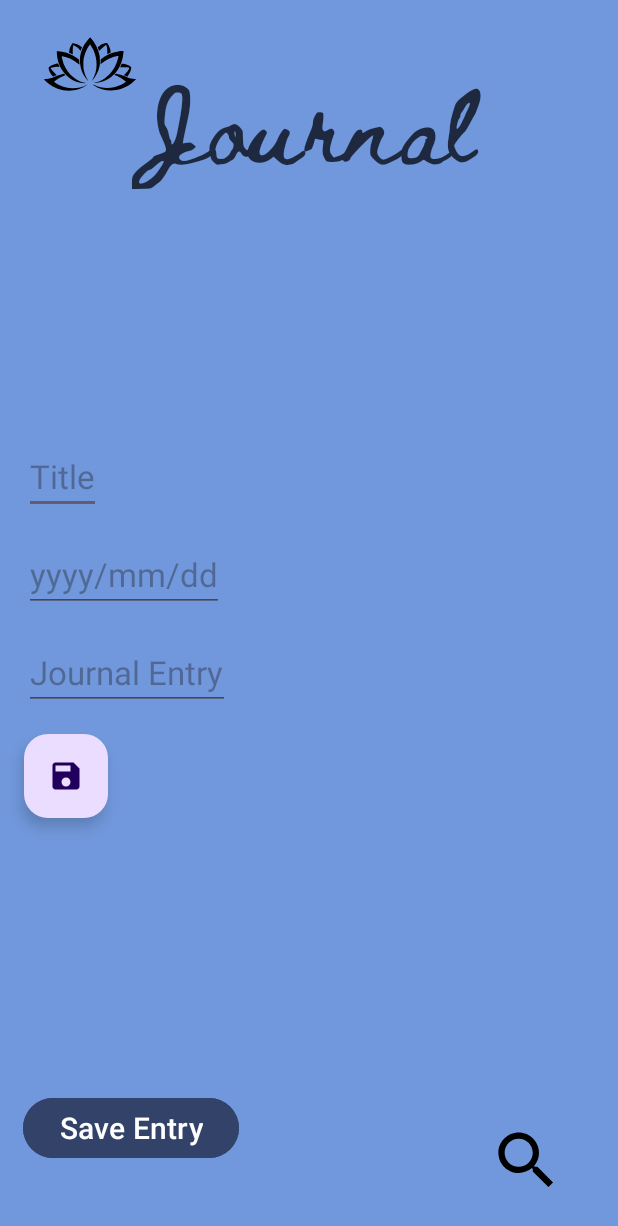
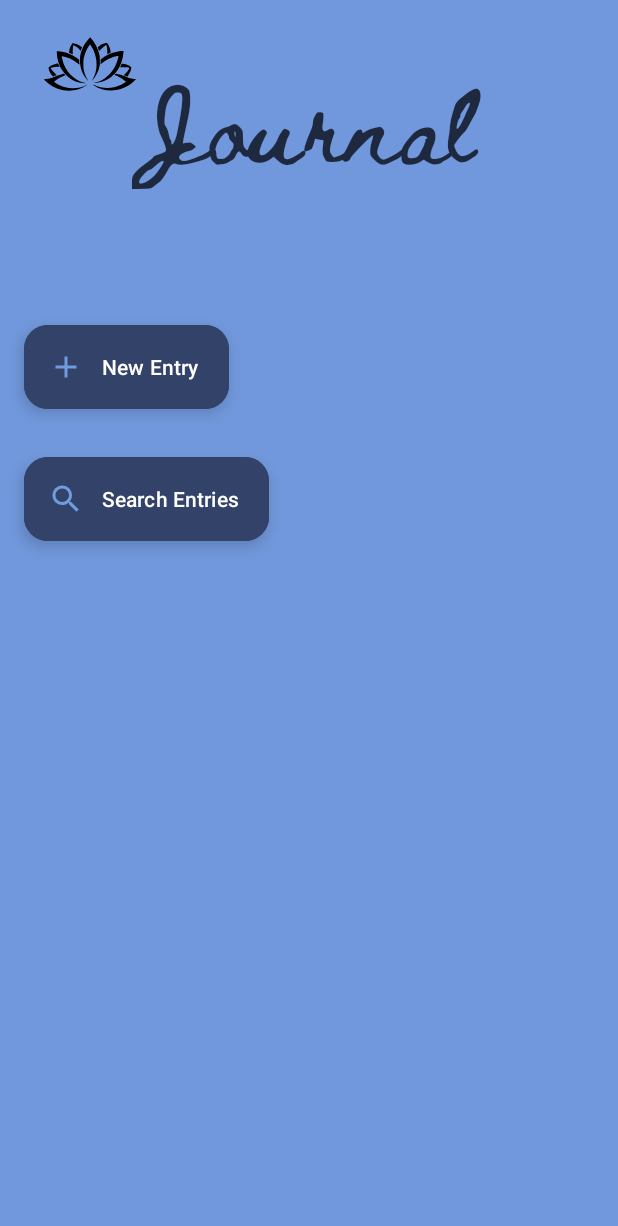
Before and after one commit to aavery0506/MADFinalApp, an Android app: the screen it shows after launch (Journal), on a phone screen of 412 x 824 dp. Shown: the top 1226 px of the screen. Run offline under Robolectric (Android 15) with nearby library versions, the phone set to English and light mode, and no system bars; our stand-ins replace Firebase (no records; nobody signed in at launch, a user with empty details on screens opened directly).

Commit message:
journal search and recycler view work! merged onto one page

```diff
--- /dev/null
+++ b/app/src/main/res/drawable/baseline_add_24.xml
@@ -0,0 +1,5 @@
+<vector xmlns:android="http://schemas.android.com/apk/res/android" android:height="24dp" android:tint="#000000" android:viewportHeight="24" android:viewportWidth="24" android:width="24dp">
+
+    <path android:fillColor="@android:color/white" android:pathData="M19,13h-6v6h-2v-6H5v-2h6V5h2v6h6v2z"/>
+
+</vector>
--- a/app/src/main/res/layout/activity_journal.xml
+++ b/app/src/main/res/layout/activity_journal.xml
@@ -45,89 +45,79 @@
         android:layout_width="match_parent"
         android:layout_height="wrap_content"
         android:orientation="vertical"
-        app:layout_constraintBottom_toBottomOf="parent"
         app:layout_constraintEnd_toEndOf="parent"
         app:layout_constraintStart_toStartOf="parent"
-        app:layout_constraintTop_toTopOf="parent"
+        app:layout_constraintTop_toBottomOf="@id/guideline"
+        app:layout_constraintBottom_toTopOf="@id/guideline3"
         app:layout_constraintVertical_bias="0.5">
 
-        <EditText
-            android:id="@+id/et_title_journal"
-            android:layout_width="wrap_content"
-            android:layout_height="wrap_content"
-            android:layout_marginStart="16dp"
-            android:layout_marginTop="30dp"
-            android:hint="Title"
-            android:inputType="text"
-            android:textAppearance="@style/TextAppearance.AppCompat.Large"
-            android:textColor="@color/DarkestBlue"
-            app:layout_constraintStart_toStartOf="parent"
-            app:layout_constraintTop_toTopOf="@id/guideline" />
-
-        <EditText
-            android:id="@+id/et_date_journal"
-            android:layout_width="wrap_content"
-            android:layout_height="wrap_content"
-            android:layout_marginStart="16dp"
-            android:layout_marginTop="15dp"
-            android:hint="yyyy/mm/dd"
-            android:inputType="date"
-            android:textAppearance="@style/TextAppearance.AppCompat.Large"
-            android:textColor="@color/DarkestBlue"
-            app:layout_constraintStart_toStartOf="parent"
-            app:layout_constraintTop_toTopOf="@id/guideline" />
-
-        <EditText
-            android:id="@+id/et_entry_journal"
-            android:layout_width="wrap_content"
-            android:layout_height="wrap_content"
-            android:layout_marginStart="16dp"
-            android:layout_marginTop="15dp"
-            android:hint="Journal Entry"
-            android:inputType="textMultiLine"
-            android:textAppearance="@style/TextAppearance.AppCompat.Large"
-            android:textColor="@color/DarkestBlue"
-            app:layout_constraintStart_toStartOf="parent"
-            app:layout_constraintTop_toTopOf="@id/guideline" />
-
-        <com.google.android.material.floatingactionbutton.FloatingActionButton
+        <com.google.android.material.floatingactionbutton.ExtendedFloatingActionButton
             android:id="@+id/fab_add_entry"
             android:layout_width="wrap_content"
             android:layout_height="wrap_content"
             android:layout_margin="16dp"
-            android:src="@drawable/baseline_save_24" />
+            android:layout_gravity="top|left"
+            android:text="New Entry"
+            app:icon="@drawable/baseline_add_24"
+            app:iconTint="@color/MedBlue"
+            android:backgroundTint="@color/DarkBlue"
+            android:textColor="@color/white"/>
+
+
+        <androidx.coordinatorlayout.widget.CoordinatorLayout
+            xmlns:android="http://schemas.android.com/apk/res/android"
+            xmlns:app="http://schemas.android.com/apk/res-auto"
+            xmlns:tools="http://schemas.android.com/tools"
+            android:id="@+id/coordinator_layout"
+            android:layout_width="match_parent"
+            android:layout_height="match_parent"
+            tools:context=".Journal">
+
+            <!-- Your existing layout content goes here -->
+            <LinearLayout
+                android:layout_width="match_parent"
+                android:layout_height="match_parent"
+                android:orientation="vertical">
+
+                <!-- RecyclerView -->
+                <androidx.recyclerview.widget.RecyclerView
+                    android:id="@+id/recycler_view"
+                    android:layout_width="match_parent"
+                    android:layout_height="match_parent" />
+
+            </LinearLayout>
+
+            <!-- FAB for date search -->
+            <com.google.android.material.floatingactionbutton.ExtendedFloatingActionButton
+                android:id="@+id/fab_date_search"
+                android:layout_width="wrap_content"
+                android:layout_height="wrap_content"
+                android:layout_margin="16dp"
+                android:layout_gravity="bottom|left"
+                android:text="Search Entries"
+                app:icon="@drawable/baseline_search_24"
+                app:iconTint="@color/MedBlue"
+                android:backgroundTint="@color/DarkBlue"
+                android:textColor="@color/white"/>
+
+        </androidx.coordinatorlayout.widget.CoordinatorLayout>
 
     </LinearLayout>
+    <androidx.recyclerview.widget.RecyclerView
+        android:id="@+id/rv_journal"
+        android:layout_width="0dp"
+        android:layout_height="0dp"
+        app:layout_constraintTop_toBottomOf="@id/guideline3"
+        app:layout_constraintStart_toStartOf="parent"
+        app:layout_constraintEnd_toEndOf="parent"
+        app:layout_constraintBottom_toBottomOf="parent"/>
 
-    <Button
-        android:id="@+id/btn_save_journal"
+    <androidx.constraintlayout.widget.Guideline
+        android:id="@+id/guideline3"
         android:layout_width="wrap_content"
         android:layout_height="wrap_content"
-        android:layout_marginStart="15dp"
-        android:layout_marginTop="138dp"
-        android:layout_marginBottom="20dp"
-        android:layout_weight="1"
-        android:backgroundTint="@color/DarkBlue"
-        android:gravity="center"
-        android:text="Save Entry"
-        android:textColor="@color/white"
-        android:textSize="20sp"
-        android:textStyle="normal"
-        app:layout_constraintBottom_toBottomOf="parent"
-        app:layout_constraintStart_toStartOf="parent"
-        app:layout_constraintTop_toBottomOf="@+id/ll_journal" />
-
-    <ImageView
-        android:id="@+id/iv_search_journalpg"
-        android:layout_width="50dp"
-        android:layout_height="50dp"
-        android:layout_marginEnd="36dp"
-        android:baselineAlignBottom="true"
-        app:layout_constraintBottom_toBottomOf="parent"
-        app:layout_constraintEnd_toEndOf="parent"
-        app:layout_constraintTop_toBottomOf="@+id/ll_journal"
-        app:layout_constraintVertical_bias="0.882"
-        app:srcCompat="@drawable/baseline_search_24" />
+        android:orientation="horizontal"
+        app:layout_constraintGuide_percent="0.5" />
 
 
 </androidx.constraintlayout.widget.ConstraintLayout>
```
Also changed, not shown: app/src/main/java/com/example/selfcareapp/Journal.java (+147 -51 lines).
